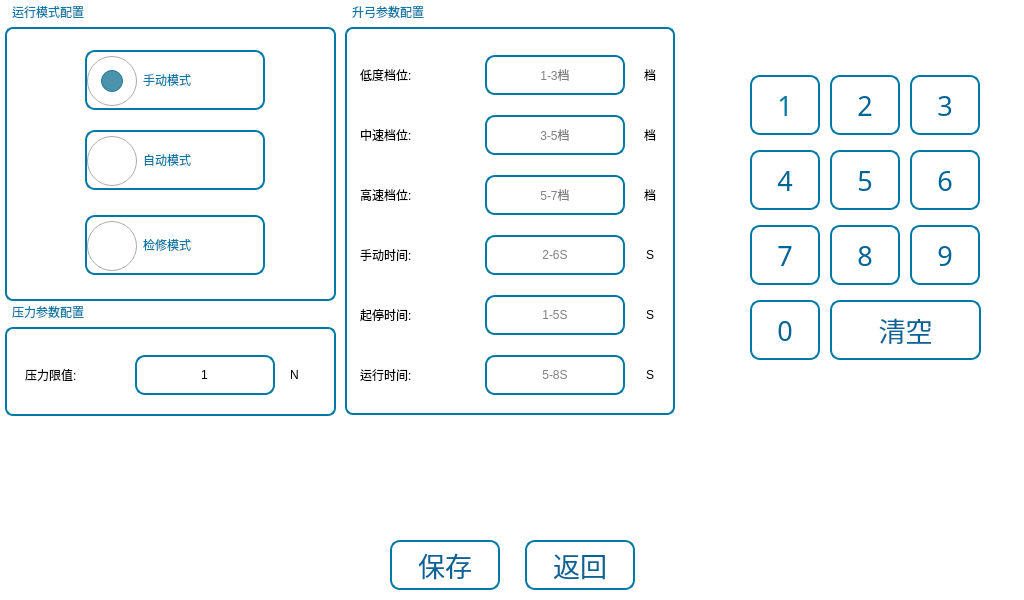
First picture: the form in PantographCtrl/SystemConf/systemconf.ui, repository Micheal1022/HostAppProject, before the edit.
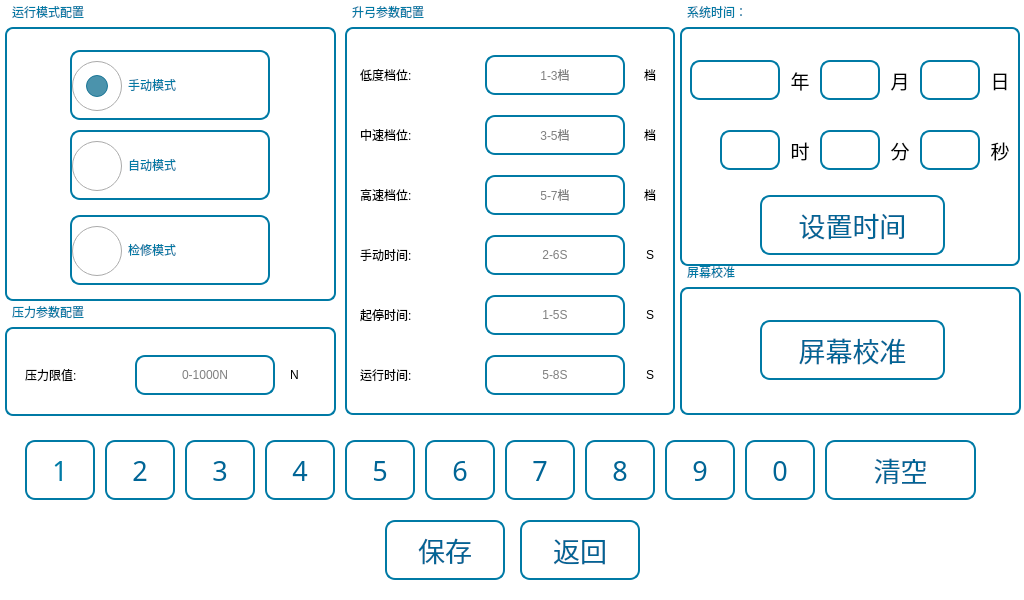
Second picture: the form after the edit. Icons and pictures are not drawn.

What changed in the file:
```diff
--- a/PantographCtrl/SystemConf/systemconf.ui
+++ b/PantographCtrl/SystemConf/systemconf.ui
@@ -85,10 +85,10 @@
    <widget class="QRadioButton" name="rBtnAutoMode">
     <property name="geometry">
      <rect>
-      <x>80</x>
+      <x>65</x>
       <y>125</y>
-      <width>180</width>
-      <height>60</height>
+      <width>200</width>
+      <height>70</height>
      </rect>
     </property>
     <property name="text">
@@ -101,10 +101,10 @@
    <widget class="QRadioButton" name="rBtnRepairMode">
     <property name="geometry">
      <rect>
-      <x>80</x>
+      <x>65</x>
       <y>210</y>
-      <width>180</width>
-      <height>60</height>
+      <width>200</width>
+      <height>70</height>
      </rect>
     </property>
     <property name="text">
@@ -117,10 +117,10 @@
    <widget class="QRadioButton" name="rBtnManualMode">
     <property name="geometry">
      <rect>
-      <x>80</x>
+      <x>65</x>
       <y>45</y>
-      <width>180</width>
-      <height>60</height>
+      <width>200</width>
+      <height>70</height>
      </rect>
     </property>
     <property name="text">
@@ -190,7 +190,7 @@
      <enum>Qt::StrongFocus</enum>
     </property>
     <property name="text">
-     <string>1</string>
+     <string/>
     </property>
     <property name="maxLength">
      <number>4</number>
@@ -612,10 +612,10 @@
   <widget class="QToolButton" name="tBtnOk">
    <property name="geometry">
     <rect>
-     <x>390</x>
-     <y>540</y>
-     <width>110</width>
-     <height>50</height>
+     <x>385</x>
+     <y>520</y>
+     <width>120</width>
+     <height>60</height>
     </rect>
    </property>
    <property name="font">
@@ -653,10 +653,10 @@
    </property>
    <property name="geometry">
     <rect>
-     <x>525</x>
-     <y>540</y>
-     <width>110</width>
-     <height>50</height>
+     <x>520</x>
+     <y>520</y>
+     <width>120</width>
+     <height>60</height>
     </rect>
    </property>
    <property name="font">
@@ -691,8 +691,8 @@
   <widget class="QToolButton" name="tBtn_0">
    <property name="geometry">
     <rect>
-     <x>750</x>
-     <y>300</y>
+     <x>745</x>
+     <y>440</y>
      <width>70</width>
      <height>60</height>
     </rect>
@@ -725,8 +725,8 @@
   <widget class="QToolButton" name="tBtn_del">
    <property name="geometry">
     <rect>
-     <x>830</x>
-     <y>300</y>
+     <x>825</x>
+     <y>440</y>
      <width>151</width>
      <height>60</height>
     </rect>
@@ -765,8 +765,8 @@
   <widget class="QToolButton" name="tBtn_6">
    <property name="geometry">
     <rect>
-     <x>910</x>
-     <y>150</y>
+     <x>425</x>
+     <y>440</y>
      <width>70</width>
      <height>60</height>
     </rect>
@@ -799,8 +799,8 @@
   <widget class="QToolButton" name="tBtn_7">
    <property name="geometry">
     <rect>
-     <x>750</x>
-     <y>225</y>
+     <x>505</x>
+     <y>440</y>
      <width>70</width>
      <height>60</height>
     </rect>
@@ -833,8 +833,8 @@
   <widget class="QToolButton" name="tBtn_1">
    <property name="geometry">
     <rect>
-     <x>750</x>
-     <y>75</y>
+     <x>25</x>
+     <y>440</y>
      <width>70</width>
      <height>60</height>
     </rect>
@@ -876,8 +876,8 @@
   <widget class="QToolButton" name="tBtn_2">
    <property name="geometry">
     <rect>
-     <x>830</x>
-     <y>75</y>
+     <x>105</x>
+     <y>440</y>
      <width>70</width>
      <height>60</height>
     </rect>
@@ -910,8 +910,8 @@
   <widget class="QToolButton" name="tBtn_3">
    <property name="geometry">
     <rect>
-     <x>910</x>
-     <y>75</y>
+     <x>185</x>
+     <y>440</y>
      <width>70</width>
      <height>60</height>
     </rect>
@@ -944,8 +944,8 @@
   <widget class="QToolButton" name="tBtn_9">
    <property name="geometry">
     <rect>
-     <x>910</x>
-     <y>225</y>
+     <x>665</x>
+     <y>440</y>
      <width>70</width>
      <height>60</height>
     </rect>
@@ -978,8 +978,8 @@
   <widget class="QToolButton" name="tBtn_4">
    <property name="geometry">
     <rect>
-     <x>750</x>
-     <y>150</y>
+     <x>265</x>
+     <y>440</y>
      <width>70</width>
      <height>60</height>
     </rect>
@@ -1012,8 +1012,8 @@
   <widget class="QToolButton" name="tBtn_5">
    <property name="geometry">
     <rect>
-     <x>830</x>
-     <y>150</y>
+     <x>345</x>
+     <y>440</y>
      <width>70</width>
      <height>60</height>
     </rect>
@@ -1046,8 +1046,8 @@
   <widget class="QToolButton" name="tBtn_8">
    <property name="geometry">
     <rect>
-     <x>830</x>
-     <y>225</y>
+     <x>585</x>
+     <y>440</y>
      <width>70</width>
      <height>60</height>
     </rect>
@@ -1077,6 +1077,468 @@
     <bool>true</bool>
    </property>
   </widget>
+  <widget class="QGroupBox" name="groupBox_4">
+   <property name="geometry">
+    <rect>
+     <x>680</x>
+     <y>5</y>
+     <width>340</width>
+     <height>261</height>
+    </rect>
+   </property>
+   <property name="title">
+    <string>系统时间：</string>
+   </property>
+   <widget class="QLineEdit" name="lineEditYear">
+    <property name="geometry">
+     <rect>
+      <x>10</x>
+      <y>55</y>
+      <width>90</width>
+      <height>40</height>
+     </rect>
+    </property>
+    <property name="font">
+     <font>
+      <family>文泉驿等宽微米黑</family>
+      <pointsize>16</pointsize>
+      <weight>50</weight>
+      <italic>false</italic>
+      <bold>false</bold>
+     </font>
+    </property>
+    <property name="focusPolicy">
+     <enum>Qt::ClickFocus</enum>
+    </property>
+    <property name="text">
+     <string/>
+    </property>
+    <property name="maxLength">
+     <number>4</number>
+    </property>
+    <property name="alignment">
+     <set>Qt::AlignRight|Qt::AlignTrailing|Qt::AlignVCenter</set>
+    </property>
+   </widget>
+   <widget class="QLineEdit" name="lineEditMonth">
+    <property name="geometry">
+     <rect>
+      <x>140</x>
+      <y>55</y>
+      <width>60</width>
+      <height>40</height>
+     </rect>
+    </property>
+    <property name="font">
+     <font>
+      <family>文泉驿等宽微米黑</family>
+      <pointsize>16</pointsize>
+      <weight>50</weight>
+      <italic>false</italic>
+      <bold>false</bold>
+     </font>
+    </property>
+    <property name="focusPolicy">
+     <enum>Qt::ClickFocus</enum>
+    </property>
+    <property name="text">
+     <string/>
+    </property>
+    <property name="maxLength">
+     <number>2</number>
+    </property>
+    <property name="alignment">
+     <set>Qt::AlignRight|Qt::AlignTrailing|Qt::AlignVCenter</set>
+    </property>
+   </widget>
+   <widget class="QLineEdit" name="lineEditHour">
+    <property name="geometry">
+     <rect>
+      <x>40</x>
+      <y>125</y>
+      <width>60</width>
+      <height>40</height>
+     </rect>
+    </property>
+    <property name="font">
+     <font>
+      <family>文泉驿等宽微米黑</family>
+      <pointsize>16</pointsize>
+      <weight>50</weight>
+      <italic>false</italic>
+      <bold>false</bold>
+     </font>
+    </property>
+    <property name="focusPolicy">
+     <enum>Qt::ClickFocus</enum>
+    </property>
+    <property name="text">
+     <string/>
+    </property>
+    <property name="maxLength">
+     <number>2</number>
+    </property>
+    <property name="alignment">
+     <set>Qt::AlignRight|Qt::AlignTrailing|Qt::AlignVCenter</set>
+    </property>
+   </widget>
+   <widget class="QLabel" name="lb_hour">
+    <property name="geometry">
+     <rect>
+      <x>105</x>
+      <y>125</y>
+      <width>30</width>
+      <height>40</height>
+     </rect>
+    </property>
+    <property name="font">
+     <font>
+      <family>文泉驿等宽微米黑</family>
+      <pointsize>14</pointsize>
+      <weight>50</weight>
+      <italic>false</italic>
+      <bold>false</bold>
+     </font>
+    </property>
+    <property name="styleSheet">
+     <string notr="true">font: 14pt &quot;文泉驿等宽微米黑&quot;;
+color: rgb(0, 0, 0);</string>
+    </property>
+    <property name="text">
+     <string>时</string>
+    </property>
+    <property name="alignment">
+     <set>Qt::AlignCenter</set>
+    </property>
+   </widget>
+   <widget class="QLabel" name="lb_second">
+    <property name="geometry">
+     <rect>
+      <x>305</x>
+      <y>125</y>
+      <width>30</width>
+      <height>40</height>
+     </rect>
+    </property>
+    <property name="font">
+     <font>
+      <family>文泉驿等宽微米黑</family>
+      <pointsize>14</pointsize>
+      <weight>50</weight>
+      <italic>false</italic>
+      <bold>false</bold>
+     </font>
+    </property>
+    <property name="styleSheet">
+     <string notr="true">font: 14pt &quot;文泉驿等宽微米黑&quot;;
+color: rgb(0, 0, 0);</string>
+    </property>
+    <property name="text">
+     <string>秒</string>
+    </property>
+    <property name="alignment">
+     <set>Qt::AlignCenter</set>
+    </property>
+   </widget>
+   <widget class="QLineEdit" name="lineEditDay">
+    <property name="geometry">
+     <rect>
+      <x>240</x>
+      <y>55</y>
+      <width>60</width>
+      <height>40</height>
+     </rect>
+    </property>
+    <property name="font">
+     <font>
+      <family>文泉驿等宽微米黑</family>
+      <pointsize>16</pointsize>
+      <weight>50</weight>
+      <italic>false</italic>
+      <bold>false</bold>
+     </font>
+    </property>
+    <property name="focusPolicy">
+     <enum>Qt::ClickFocus</enum>
+    </property>
+    <property name="text">
+     <string/>
+    </property>
+    <property name="maxLength">
+     <number>2</number>
+    </property>
+    <property name="alignment">
+     <set>Qt::AlignRight|Qt::AlignTrailing|Qt::AlignVCenter</set>
+    </property>
+   </widget>
+   <widget class="QLabel" name="lb_year">
+    <property name="geometry">
+     <rect>
+      <x>105</x>
+      <y>55</y>
+      <width>30</width>
+      <height>40</height>
+     </rect>
+    </property>
+    <property name="font">
+     <font>
+      <family>文泉驿等宽微米黑</family>
+      <pointsize>14</pointsize>
+      <weight>50</weight>
+      <italic>false</italic>
+      <bold>false</bold>
+     </font>
+    </property>
+    <property name="styleSheet">
+     <string notr="true">font: 14pt &quot;文泉驿等宽微米黑&quot;;
+color: rgb(0, 0, 0);</string>
+    </property>
+    <property name="text">
+     <string>年</string>
+    </property>
+    <property name="alignment">
+     <set>Qt::AlignCenter</set>
+    </property>
+   </widget>
+   <widget class="QLineEdit" name="lineEditSecond">
+    <property name="geometry">
+     <rect>
+      <x>240</x>
+      <y>125</y>
+      <width>60</width>
+      <height>40</height>
+     </rect>
+    </property>
+    <property name="font">
+     <font>
+      <family>文泉驿等宽微米黑</family>
+      <pointsize>16</pointsize>
+      <weight>50</weight>
+      <italic>false</italic>
+      <bold>false</bold>
+     </font>
+    </property>
+    <property name="focusPolicy">
+     <enum>Qt::ClickFocus</enum>
+    </property>
+    <property name="text">
+     <string/>
+    </property>
+    <property name="maxLength">
+     <number>2</number>
+    </property>
+    <property name="alignment">
+     <set>Qt::AlignRight|Qt::AlignTrailing|Qt::AlignVCenter</set>
+    </property>
+   </widget>
+   <widget class="QLabel" name="lb_day_2">
+    <property name="geometry">
+     <rect>
+      <x>305</x>
+      <y>55</y>
+      <width>30</width>
+      <height>40</height>
+     </rect>
+    </property>
+    <property name="font">
+     <font>
+      <family>文泉驿等宽微米黑</family>
+      <pointsize>14</pointsize>
+      <weight>50</weight>
+      <italic>false</italic>
+      <bold>false</bold>
+     </font>
+    </property>
+    <property name="styleSheet">
+     <string notr="true">font: 14pt &quot;文泉驿等宽微米黑&quot;;
+color: rgb(0, 0, 0);</string>
+    </property>
+    <property name="text">
+     <string>日</string>
+    </property>
+    <property name="alignment">
+     <set>Qt::AlignCenter</set>
+    </property>
+   </widget>
+   <widget class="QLineEdit" name="lineEditMinute">
+    <property name="geometry">
+     <rect>
+      <x>140</x>
+      <y>125</y>
+      <width>60</width>
+      <height>40</height>
+     </rect>
+    </property>
+    <property name="font">
+     <font>
+      <family>文泉驿等宽微米黑</family>
+      <pointsize>16</pointsize>
+      <weight>50</weight>
+      <italic>false</italic>
+      <bold>false</bold>
+     </font>
+    </property>
+    <property name="focusPolicy">
+     <enum>Qt::ClickFocus</enum>
+    </property>
+    <property name="text">
+     <string/>
+    </property>
+    <property name="maxLength">
+     <number>2</number>
+    </property>
+    <property name="alignment">
+     <set>Qt::AlignRight|Qt::AlignTrailing|Qt::AlignVCenter</set>
+    </property>
+   </widget>
+   <widget class="QLabel" name="lb_minute">
+    <property name="geometry">
+     <rect>
+      <x>205</x>
+      <y>125</y>
+      <width>30</width>
+      <height>40</height>
+     </rect>
+    </property>
+    <property name="font">
+     <font>
+      <family>文泉驿等宽微米黑</family>
+      <pointsize>14</pointsize>
+      <weight>50</weight>
+      <italic>false</italic>
+      <bold>false</bold>
+     </font>
+    </property>
+    <property name="styleSheet">
+     <string notr="true">font: 14pt &quot;文泉驿等宽微米黑&quot;;
+color: rgb(0, 0, 0);</string>
+    </property>
+    <property name="text">
+     <string>分</string>
+    </property>
+    <property name="alignment">
+     <set>Qt::AlignCenter</set>
+    </property>
+   </widget>
+   <widget class="QLabel" name="lb_month">
+    <property name="geometry">
+     <rect>
+      <x>205</x>
+      <y>55</y>
+      <width>30</width>
+      <height>40</height>
+     </rect>
+    </property>
+    <property name="font">
+     <font>
+      <family>文泉驿等宽微米黑</family>
+      <pointsize>14</pointsize>
+      <weight>50</weight>
+      <italic>false</italic>
+      <bold>false</bold>
+     </font>
+    </property>
+    <property name="styleSheet">
+     <string notr="true">font: 14pt &quot;文泉驿等宽微米黑&quot;;
+color: rgb(0, 0, 0);</string>
+    </property>
+    <property name="text">
+     <string>月</string>
+    </property>
+    <property name="alignment">
+     <set>Qt::AlignCenter</set>
+    </property>
+   </widget>
+   <widget class="QToolButton" name="tBtnSysTimeOk">
+    <property name="geometry">
+     <rect>
+      <x>80</x>
+      <y>190</y>
+      <width>185</width>
+      <height>60</height>
+     </rect>
+    </property>
+    <property name="font">
+     <font>
+      <family>文泉驿等宽微米黑</family>
+      <pointsize>20</pointsize>
+      <weight>50</weight>
+      <italic>false</italic>
+      <bold>false</bold>
+     </font>
+    </property>
+    <property name="focusPolicy">
+     <enum>Qt::NoFocus</enum>
+    </property>
+    <property name="text">
+     <string>设置时间</string>
+    </property>
+    <property name="icon">
+     <iconset resource="../image.qrc">
+      <normaloff>:/Image/time.png</normaloff>:/Image/time.png</iconset>
+    </property>
+    <property name="iconSize">
+     <size>
+      <width>35</width>
+      <height>35</height>
+     </size>
+    </property>
+    <property name="toolButtonStyle">
+     <enum>Qt::ToolButtonTextBesideIcon</enum>
+    </property>
+   </widget>
+  </widget>
+  <widget class="QGroupBox" name="groupBox_5">
+   <property name="geometry">
+    <rect>
+     <x>680</x>
+     <y>265</y>
+     <width>341</width>
+     <height>150</height>
+    </rect>
+   </property>
+   <property name="title">
+    <string>屏幕校准</string>
+   </property>
+   <widget class="QToolButton" name="tBtnCalibration">
+    <property name="geometry">
+     <rect>
+      <x>80</x>
+      <y>55</y>
+      <width>185</width>
+      <height>60</height>
+     </rect>
+    </property>
+    <property name="font">
+     <font>
+      <family>文泉驿等宽微米黑</family>
+      <pointsize>20</pointsize>
+      <weight>50</weight>
+      <italic>false</italic>
+      <bold>false</bold>
+     </font>
+    </property>
+    <property name="focusPolicy">
+     <enum>Qt::NoFocus</enum>
+    </property>
+    <property name="text">
+     <string>屏幕校准</string>
+    </property>
+    <property name="icon">
+     <iconset resource="../image.qrc">
+      <normaloff>:/Image/tools.png</normaloff>:/Image/tools.png</iconset>
+    </property>
+    <property name="iconSize">
+     <size>
+      <width>35</width>
+      <height>35</height>
+     </size>
+    </property>
+    <property name="toolButtonStyle">
+     <enum>Qt::ToolButtonTextBesideIcon</enum>
+    </property>
+   </widget>
+  </widget>
  </widget>
  <resources>
   <include location="../image.qrc"/>
```
Left out of the diff: 2 changed lines with no effect on the pictures.
